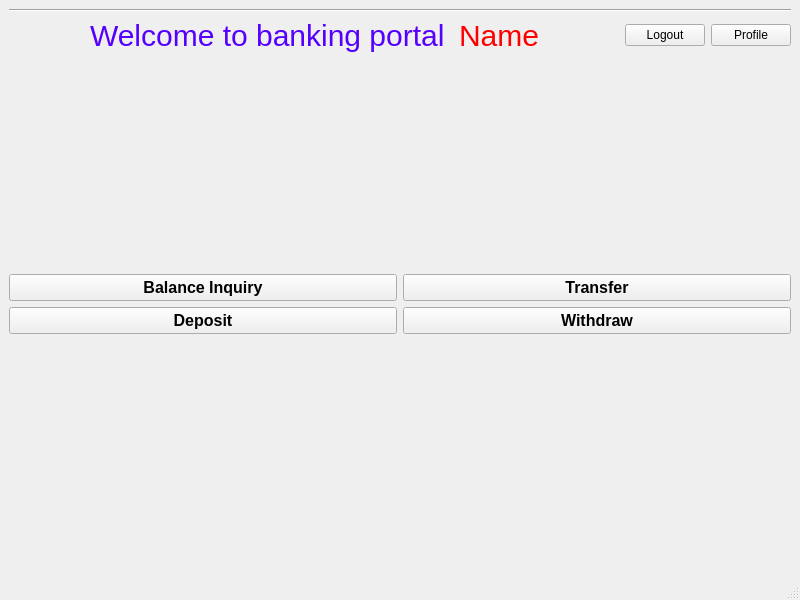
Old version of the form mainpage.ui in the repository iamroHit12/BankMangement.
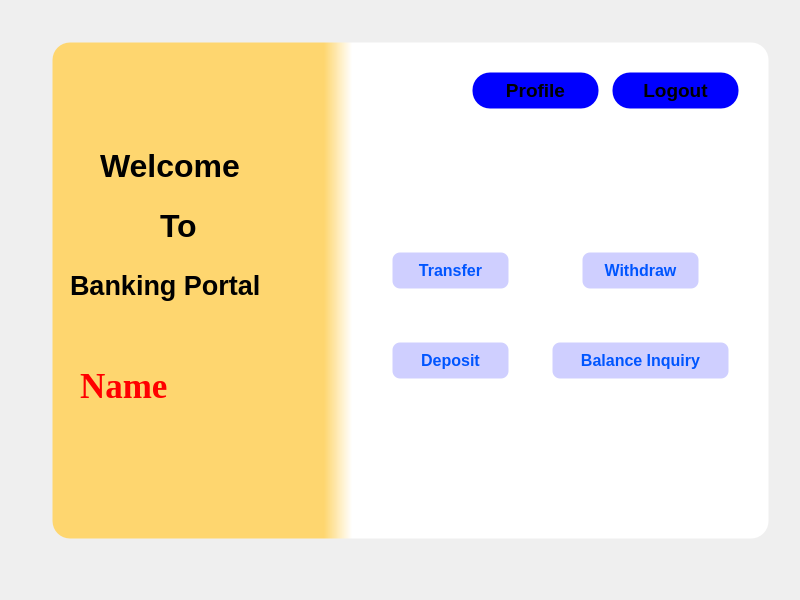
New version of the form.

```diff
--- a/mainpage.ui
+++ b/mainpage.ui
@@ -13,45 +13,166 @@
   <property name="windowTitle">
    <string>MainWindow</string>
   </property>
+  <property name="styleSheet">
+   <string notr="true"/>
+  </property>
   <widget class="QWidget" name="centralwidget">
-   <layout class="QVBoxLayout" name="verticalLayout">
-    <item>
-     <widget class="Line" name="line">
-      <property name="orientation">
-       <enum>Qt::Horizontal</enum>
-      </property>
-     </widget>
-    </item>
-    <item>
-     <layout class="QHBoxLayout" name="horizontalLayout">
-      <item>
-       <spacer name="horizontalSpacer_2">
-        <property name="orientation">
-         <enum>Qt::Horizontal</enum>
-        </property>
-        <property name="sizeHint" stdset="0">
-         <size>
-          <width>68</width>
-          <height>34</height>
-         </size>
-        </property>
-       </spacer>
-      </item>
-      <item>
-       <widget class="QLabel" name="label_2">
+   <widget class="QLabel" name="label">
+    <property name="geometry">
+     <rect>
+      <x>11</x>
+      <y>367</y>
+      <width>16</width>
+      <height>16</height>
+     </rect>
+    </property>
+    <property name="text">
+     <string/>
+    </property>
+   </widget>
+   <widget class="QFrame" name="frame">
+    <property name="geometry">
+     <rect>
+      <x>50</x>
+      <y>40</y>
+      <width>721</width>
+      <height>501</height>
+     </rect>
+    </property>
+    <property name="styleSheet">
+     <string notr="true">border-width:5px;
+background-color: qlineargradient(spread:pad, x1:0.379124, y1:0.552, x2:0.418294, y2:0.552, stop:0 rgba(255, 213, 104, 241), stop:1 rgba(255, 255, 255, 255));
+border-style:solid;
+border-color:rgb(0,0,0,0);
+border-radius:20px;
+</string>
+    </property>
+    <property name="frameShape">
+     <enum>QFrame::StyledPanel</enum>
+    </property>
+    <property name="frameShadow">
+     <enum>QFrame::Raised</enum>
+    </property>
+    <widget class="QPushButton" name="pushButton_openaccount">
+     <property name="geometry">
+      <rect>
+       <x>500</x>
+       <y>300</y>
+       <width>181</width>
+       <height>41</height>
+      </rect>
+     </property>
+     <property name="font">
+      <font>
+       <pointsize>12</pointsize>
+       <weight>75</weight>
+       <bold>true</bold>
+      </font>
+     </property>
         <property name="styleSheet">
-         <string notr="true">font-size:30px;
-color:rgb(85, 0, 255)</string>
+      <string notr="true">background-color: rgb(207, 207, 255);
+color: rgb(0, 85, 255);
+border-radius:10px;</string>
         </property>
         <property name="text">
-         <string>Welcome to banking portal </string>
-        </property>
-       </widget>
-      </item>
-      <item>
+      <string>Balance Inquiry</string>
+     </property>
+    </widget>
+    <widget class="QPushButton" name="pushButton_transfer">
+     <property name="geometry">
+      <rect>
+       <x>340</x>
+       <y>210</y>
+       <width>121</width>
+       <height>41</height>
+      </rect>
+     </property>
+     <property name="font">
+      <font>
+       <pointsize>12</pointsize>
+       <weight>75</weight>
+       <bold>true</bold>
+      </font>
+     </property>
+     <property name="styleSheet">
+      <string notr="true">background-color: rgb(207, 207, 255);
+color: rgb(0, 85, 255);
+border-radius:10px;</string>
+     </property>
+     <property name="text">
+      <string>Transfer</string>
+     </property>
+    </widget>
+    <widget class="QPushButton" name="pushButton_withdraw">
+     <property name="geometry">
+      <rect>
+       <x>530</x>
+       <y>210</y>
+       <width>121</width>
+       <height>41</height>
+      </rect>
+     </property>
+     <property name="font">
+      <font>
+       <pointsize>12</pointsize>
+       <weight>75</weight>
+       <bold>true</bold>
+      </font>
+     </property>
+     <property name="styleSheet">
+      <string notr="true">background-color: rgb(207, 207, 255);
+color: rgb(0, 85, 255);
+border-radius:10px;</string>
+     </property>
+     <property name="text">
+      <string>Withdraw</string>
+     </property>
+    </widget>
+    <widget class="QPushButton" name="pushButton_deposit">
+     <property name="geometry">
+      <rect>
+       <x>340</x>
+       <y>300</y>
+       <width>121</width>
+       <height>41</height>
+      </rect>
+     </property>
+     <property name="font">
+      <font>
+       <pointsize>12</pointsize>
+       <weight>75</weight>
+       <bold>true</bold>
+      </font>
+     </property>
+     <property name="styleSheet">
+      <string notr="true">background-color: rgb(207, 207, 255);
+color: rgb(0, 85, 255);
+border-radius:10px;</string>
+     </property>
+     <property name="text">
+      <string>Deposit</string>
+     </property>
+    </widget>
        <widget class="QLabel" name="name">
+     <property name="geometry">
+      <rect>
+       <x>30</x>
+       <y>320</y>
+       <width>251</width>
+       <height>51</height>
+      </rect>
+     </property>
+     <property name="font">
+      <font>
+       <family>Times New Roman</family>
+       <pointsize>26</pointsize>
+       <weight>75</weight>
+       <bold>true</bold>
+      </font>
+     </property>
         <property name="styleSheet">
-         <string notr="true">font-size:30px;
+      <string notr="true">border-width:0px;
+background:rgb(0,0,0,0);
 color:red;
 </string>
         </property>
@@ -59,130 +180,125 @@
          <string>Name</string>
         </property>
        </widget>
-      </item>
-      <item>
-       <spacer name="horizontalSpacer">
-        <property name="orientation">
-         <enum>Qt::Horizontal</enum>
-        </property>
-        <property name="sizeHint" stdset="0">
-         <size>
-          <width>68</width>
-          <height>20</height>
-         </size>
-        </property>
-       </spacer>
-      </item>
-      <item>
        <widget class="QPushButton" name="logout">
+     <property name="geometry">
+      <rect>
+       <x>560</x>
+       <y>30</y>
+       <width>131</width>
+       <height>41</height>
+      </rect>
+     </property>
+     <property name="font">
+      <font>
+       <pointsize>14</pointsize>
+       <weight>75</weight>
+       <bold>true</bold>
+      </font>
+     </property>
+     <property name="styleSheet">
+      <string notr="true">background-color: rgb(0, 0, 255);</string>
+     </property>
         <property name="text">
          <string>Logout</string>
         </property>
        </widget>
-      </item>
-      <item>
        <widget class="QPushButton" name="pushButton_2">
+     <property name="geometry">
+      <rect>
+       <x>420</x>
+       <y>30</y>
+       <width>131</width>
+       <height>41</height>
+      </rect>
+     </property>
+     <property name="font">
+      <font>
+       <pointsize>14</pointsize>
+       <weight>75</weight>
+       <bold>true</bold>
+      </font>
+     </property>
+     <property name="styleSheet">
+      <string notr="true">background-color: rgb(0, 0, 255);</string>
+     </property>
         <property name="text">
          <string>Profile</string>
         </property>
        </widget>
-      </item>
-     </layout>
-    </item>
-    <item>
-     <spacer name="verticalSpacer">
-      <property name="orientation">
-       <enum>Qt::Vertical</enum>
-      </property>
-      <property name="sizeHint" stdset="0">
-       <size>
-        <width>18</width>
-        <height>192</height>
-       </size>
-      </property>
-     </spacer>
-    </item>
-    <item>
-     <layout class="QGridLayout" name="gridLayout">
-      <item row="1" column="0">
-       <widget class="QPushButton" name="pushButton_deposit">
+    <widget class="QLabel" name="label_3">
+     <property name="geometry">
+      <rect>
+       <x>50</x>
+       <y>100</y>
+       <width>211</width>
+       <height>51</height>
+      </rect>
+     </property>
         <property name="font">
          <font>
-          <pointsize>12</pointsize>
+       <pointsize>24</pointsize>
           <weight>75</weight>
           <bold>true</bold>
          </font>
         </property>
-        <property name="text">
-         <string>Deposit</string>
-        </property>
-       </widget>
-      </item>
-      <item row="0" column="1">
-       <widget class="QPushButton" name="pushButton_transfer">
-        <property name="font">
-         <font>
-          <pointsize>12</pointsize>
-          <weight>75</weight>
-          <bold>true</bold>
-         </font>
-        </property>
+     <property name="styleSheet">
+      <string notr="true">border-width:0px;
+background:rgb(0,0,0,0)</string>
+     </property>
         <property name="text">
-         <string>Transfer</string>
-        </property>
-       </widget>
-      </item>
-      <item row="1" column="1">
-       <widget class="QPushButton" name="pushButton_withdraw">
+      <string>Welcome</string>
+     </property>
+    </widget>
+    <widget class="QLabel" name="label_4">
+     <property name="geometry">
+      <rect>
+       <x>110</x>
+       <y>160</y>
+       <width>61</width>
+       <height>51</height>
+      </rect>
+     </property>
         <property name="font">
          <font>
-          <pointsize>12</pointsize>
+       <pointsize>24</pointsize>
           <weight>75</weight>
           <bold>true</bold>
          </font>
         </property>
+     <property name="styleSheet">
+      <string notr="true">border-width:0px;
+background:rgb(0,0,0,0)</string>
+     </property>
         <property name="text">
-         <string>Withdraw</string>
-        </property>
-       </widget>
-      </item>
-      <item row="0" column="0">
-       <widget class="QPushButton" name="pushButton_openaccount">
+      <string>To</string>
+     </property>
+    </widget>
+    <widget class="QLabel" name="label_5">
+     <property name="geometry">
+      <rect>
+       <x>20</x>
+       <y>210</y>
+       <width>261</width>
+       <height>71</height>
+      </rect>
+     </property>
         <property name="font">
          <font>
-          <pointsize>12</pointsize>
+       <pointsize>20</pointsize>
           <weight>75</weight>
           <bold>true</bold>
          </font>
         </property>
-        <property name="text">
-         <string>Balance Inquiry</string>
-        </property>
-       </widget>
-      </item>
-     </layout>
-    </item>
-    <item>
-     <spacer name="verticalSpacer_3">
-      <property name="orientation">
-       <enum>Qt::Vertical</enum>
-      </property>
-      <property name="sizeHint" stdset="0">
-       <size>
-        <width>20</width>
-        <height>191</height>
-       </size>
-      </property>
-     </spacer>
-    </item>
-    <item>
-     <widget class="QLabel" name="label">
+     <property name="styleSheet">
+      <string notr="true">border-width:0px;
+background:rgb(0,0,0,0)</string>
+     </property>
       <property name="text">
-       <string/>
-      </property>
-     </widget>
-    </item>
-   </layout>
+      <string>Banking Portal</string>
+     </property>
+    </widget>
+   </widget>
   </widget>
   <widget class="QMenuBar" name="menubar">
    <property name="geometry">
@@ -194,7 +310,6 @@
     </rect>
    </property>
   </widget>
-  <widget class="QStatusBar" name="statusbar"/>
  </widget>
  <resources/>
  <connections/>
```
Left out of the diff: 2 changed lines with no effect on the pictures. Lines whose indentation alone changed are shown as unchanged.
